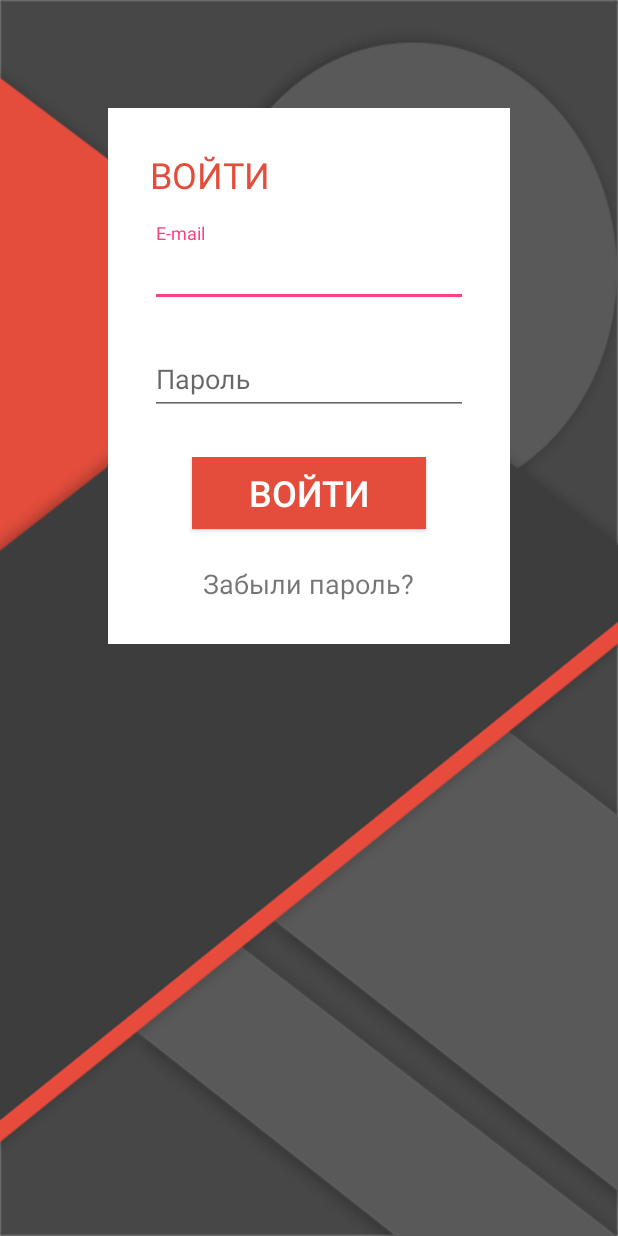
After one commit to RDanielA/DevIntensive, an Android app: the layout login.xml on its own in the app's theme, with its tools: preview values and no code run, on a phone screen of 412 x 824 dp. The commit adds this screen. Run offline under Robolectric (Android 15) with nearby library versions, the phone set to English and light mode, and no system bars.

Commit message:
Hometask_4 я пытался :,(, но сессия

```diff
--- a/app/src/main/java/com/softdesign/devintensive/data/ui/activities/MainActivity.java
+++ b/app/src/main/java/com/softdesign/devintensive/data/ui/activities/MainActivity.java
@@ -38,6 +38,7 @@ import android.widget.RelativeLayout;
 import com.softdesign.devintensive.R;
 import com.softdesign.devintensive.data.managers.DataManager;
 import com.softdesign.devintensive.util.ConstantManager;
+import com.softdesign.devintensive.util.RoundedTransformation;
 import com.squareup.picasso.Picasso;
 
 import java.io.File;
@@ -66,6 +67,8 @@ public class MainActivity extends BaseActivity implements View.OnClickListener{
     private File mPhotoFile=null;
     private Uri mSelectedImage=null;
     private ImageView mProfileImage;
+    private ImageView mDrawerAvatar;
+    private View mDrawerView;
 
     private EditText mUserPhone,mUserEmail,mUserVk,mUserGit,mUserSelf;
     private List<View> mUserInfo;
@@ -84,6 +87,7 @@ public class MainActivity extends BaseActivity implements View.OnClickListener{
         mCollapsingToolbarLayout = (CollapsingToolbarLayout)findViewById(R.id.collapsing_toolbar);
         mAppBarLayout = (AppBarLayout)findViewById(R.id.appbar_layout);
         mProfileImage = (ImageView)findViewById(R.id.user_photo_img);
+//        mDrawerAvatar = (ImageView)mDrawerView.findViewById(R.id.drawer_avatar);
 
         mFab = (FloatingActionButton)findViewById(R.id.fab);
         mUserPhone = (EditText)findViewById(R.id.phone_et);
@@ -104,10 +108,17 @@ public class MainActivity extends BaseActivity implements View.OnClickListener{
         setupToolbar();
         setupDrawer();
         loadUserInfoValue();
+
         Picasso.with(this)
                 .load(mDataManager.getPreferenceManager().LoadUserPhoto())
                 .placeholder(R.drawable.profile)
                 .into(mProfileImage);
+
+//        Picasso.with(this)
+//                .load(mDataManager.getPreferenceManager().LoadUserPhoto())
+//                .transform(new RoundedTransformation(50,4))
+//                .into(mDrawerAvatar);
+
 
         mFab.setOnClickListener(this);
         mProfilePlaceholder.setOnClickListener(this);
@@ -257,7 +268,7 @@ public class MainActivity extends BaseActivity implements View.OnClickListener{
 
                 hideProfilePlaceholder();
                 unlockToolbar();
-                mCollapsingToolbarLayout.setExpandedTitleColor(getResources().getColor(R.color.white));
+                mCollapsingToolbarLayout.setExpandedTitleColor(getResources().getColor(R.color.grey_background));
 
                 saveUserInfoValue();
             }
@@ -431,6 +442,11 @@ public class MainActivity extends BaseActivity implements View.OnClickListener{
                 .load(selectedImage)
                 .into(mProfileImage);
 
+//        Picasso.with(this)
+//                .load(mDataManager.getPreferenceManager().LoadUserPhoto())
+//                .transform(new RoundedTransformation(50,4))
+//                .into(mDrawerAvatar);
+
         mDataManager.getPreferenceManager().SaverProfilePhoto(selectedImage);
     }
 
--- /dev/null
+++ b/app/src/main/java/com/softdesign/devintensive/util/RoundedTransformation.java
@@ -0,0 +1,45 @@
+package com.softdesign.devintensive.util;
+
+import android.graphics.Bitmap;
+import android.graphics.Bitmap.Config;
+import android.graphics.BitmapShader;
+import android.graphics.Canvas;
+import android.graphics.Paint;
+import android.graphics.RectF;
+import android.graphics.Shader;
+
+// enables hardware accelerated rounded corners
+// original idea here : http://www.curious-creature.org/2012/12/11/android-recipe-1-image-with-rounded-corners/
+public class RoundedTransformation implements com.squareup.picasso.Transformation {
+    private final int radius;
+    private final int margin;  // dp
+
+    // radius is corner radii in dp
+    // margin is the board in dp
+    public RoundedTransformation(final int radius, final int margin) {
+        this.radius = radius;
+        this.margin = margin;
+    }
+
+    @Override
+    public Bitmap transform(final Bitmap source) {
+        final Paint paint = new Paint();
+        paint.setAntiAlias(true);
+        paint.setShader(new BitmapShader(source, Shader.TileMode.CLAMP, Shader.TileMode.CLAMP));
+
+        Bitmap output = Bitmap.createBitmap(source.getWidth(), source.getHeight(), Config.ARGB_8888);
+        Canvas canvas = new Canvas(output);
+        canvas.drawRoundRect(new RectF(margin, margin, source.getWidth() - margin, source.getHeight() - margin), radius, radius, paint);
+
+        if (source != output) {
+            source.recycle();
+        }
+
+        return output;
+    }
+
+    @Override
+    public String key() {
+        return "rounded";
+    }
+}
--- a/app/src/main/res/layout/activity_main.xml
+++ b/app/src/main/res/layout/activity_main.xml
@@ -73,7 +73,7 @@
                     style="@style/AppTheme.PopupOverlay"
                     android:layout_width="match_parent"
                     android:layout_height="?attr/actionBarSize"
-                    android:titleTextColor="@color/white_smoke"
+                    android:titleTextColor="@color/grey_background"
                     app:layout_collapseMode="pin">
 
                 </android.support.v7.widget.Toolbar>
--- a/app/src/main/res/layout/drawer_header.xml
+++ b/app/src/main/res/layout/drawer_header.xml
@@ -8,10 +8,10 @@
                 android:paddingBottom="@dimen/spacing_small_8"
                 android:background="@drawable/material_bg">
     <ImageView
+        android:id="@+id/drawer_avatar"
         android:layout_width="60dp"
         android:layout_height="60dp"
         android:scaleType="centerCrop"
-
         android:src="@drawable/min_prof"
         android:layout_marginTop="@dimen/spacing_normal_16"/>
 
@@ -27,6 +27,7 @@
             android:layout_width="match_parent"
             android:layout_height="wrap_content"
             android:text="Рыбалко Даниил"
+            android:textColor="@color/black"
             android:textSize="14sp"
             android:fontFamily="sans-serif-medium"/>
 
@@ -36,6 +37,7 @@
             android:layout_height="wrap_content"
             android:text="mymail@mymail.ru"
             android:textSize="14sp"
+            android:textColor="@color/black"
             android:fontFamily="sans-serif"/>
 
     </LinearLayout>
--- /dev/null
+++ b/app/src/main/res/layout/login.xml
@@ -0,0 +1,77 @@
+<?xml version="1.0" encoding="utf-8"?>
+<LinearLayout xmlns:android="http://schemas.android.com/apk/res/android"
+              android:layout_width="match_parent"
+              android:layout_height="match_parent"
+              android:orientation="vertical"
+              android:background="@drawable/login_bg">
+
+    <LinearLayout
+        android:layout_width="match_parent"
+        android:layout_height="wrap_content"
+        android:layout_marginLeft="@dimen/spacing_largest_72"
+        android:layout_marginRight="@dimen/spacing_largest_72"
+        android:orientation="vertical"
+        android:gravity="center_vertical"
+        android:layout_marginTop="72dp"
+        android:background="@color/white"
+        android:padding="@dimen/spacing_medial_28">
+
+        <LinearLayout
+            android:layout_width="match_parent"
+            android:layout_height="wrap_content"
+            android:orientation="vertical">
+
+            <TextView
+                android:layout_width="match_parent"
+                android:layout_height="wrap_content"
+                android:text="ВОЙТИ"
+                android:textColor="@color/login_red"
+                android:textSize="@dimen/size_small_24"/>
+
+            <android.support.design.widget.TextInputLayout
+                android:layout_width="match_parent"
+                android:layout_height="wrap_content"
+                android:layout_marginTop="@dimen/spacing_normal_16">
+
+                <EditText
+                    android:layout_width="match_parent"
+                    android:layout_height="wrap_content"
+                    android:hint="E-mail"/>
+            </android.support.design.widget.TextInputLayout>
+
+            <android.support.design.widget.TextInputLayout
+                android:layout_width="match_parent"
+                android:layout_height="wrap_content"
+                android:layout_marginTop="@dimen/spacing_normal_16">
+
+                <EditText
+                    android:layout_width="match_parent"
+                    android:layout_height="wrap_content"
+                    android:hint="Пароль"/>
+            </android.support.design.widget.TextInputLayout>
+        </LinearLayout>
+
+        <LinearLayout
+            android:layout_width="match_parent"
+            android:layout_height="wrap_content"
+            android:orientation="vertical"
+            android:layout_marginTop="@dimen/spacing_medial_28">
+            <Button
+                android:layout_width="match_parent"
+                android:layout_height="wrap_content"
+                android:background="@color/login_red"
+                android:text="ВОЙТИ"
+                android:textSize="@dimen/size_small_24"
+                android:textColor="@color/white"
+                android:layout_marginLeft="@dimen/spacing_medial_28"
+                android:layout_marginRight="@dimen/spacing_medial_28"/>
+            <TextView
+                android:layout_width="wrap_content"
+                android:layout_height="wrap_content"
+                android:text="Забыли пароль?"
+                android:textSize="@dimen/size_small_18"
+                android:layout_marginTop="@dimen/size_small_24"
+                android:layout_gravity="center_horizontal"/>
+        </LinearLayout>
+    </LinearLayout>
+</LinearLayout>
--- a/app/src/main/res/values/colors.xml
+++ b/app/src/main/res/values/colors.xml
@@ -4,9 +4,12 @@
     <color name="color_primary_dark">#303F9F</color>
     <color name="color_accent">#FF4081</color>
 
+    <color name="login_red">#e44d3c</color>
+
     <color name="grey">#5d5d5d</color>
     <color name="grey_light">#9c9c9c</color>
     <color name="grey_background">#454545</color>
+    <color name="black">#000</color>
 
     <color name="white_smoke">#F5F5F5</color>
     <color name="white">#FFF</color>
--- a/app/src/main/res/values/dimens.xml
+++ b/app/src/main/res/values/dimens.xml
@@ -5,6 +5,7 @@
 
     <!--sizes-->
 
+    <dimen name="size_small_18">18dp</dimen>
     <dimen name="size_small_24">24dp</dimen>
     <dimen name="size_medial_36">36dp</dimen>
     <dimen name="size_medial_40">40dp</dimen>
@@ -17,6 +18,7 @@
     <dimen name="spacing_small_8">8dp</dimen>
     <dimen name="spacing_normal_16">16dp</dimen>
     <dimen name="spacing_medial_24">24dp</dimen>
+    <dimen name="spacing_medial_28">28dp</dimen>
     <dimen name="spacing_medium_32">32dp</dimen>
     <dimen name="spacing_medium_48">48dp</dimen>
     <dimen name="spacing_large_56">56dp</dimen>
```
Also changed, not shown: app/src/main/res/drawable/login_bg.jpg (added).
